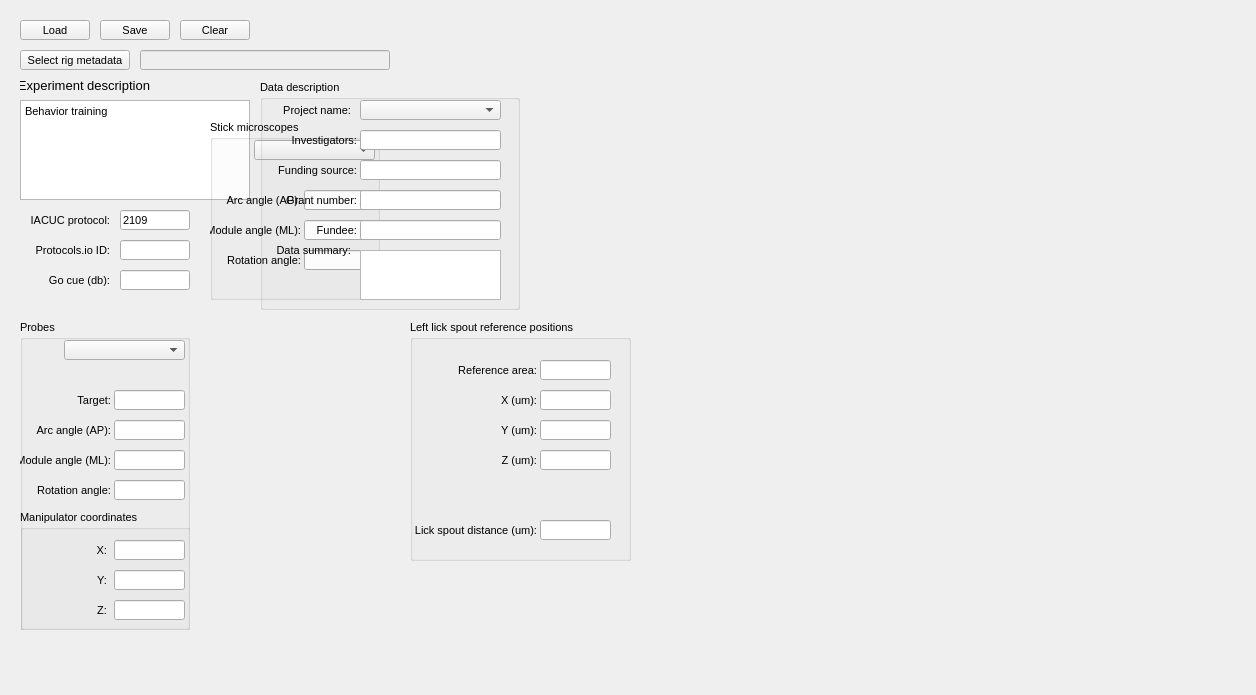
AllenNeuralDynamics/dynamic-foraging-task, file src/foraging_gui/MetaData.ui: the form before one commit.
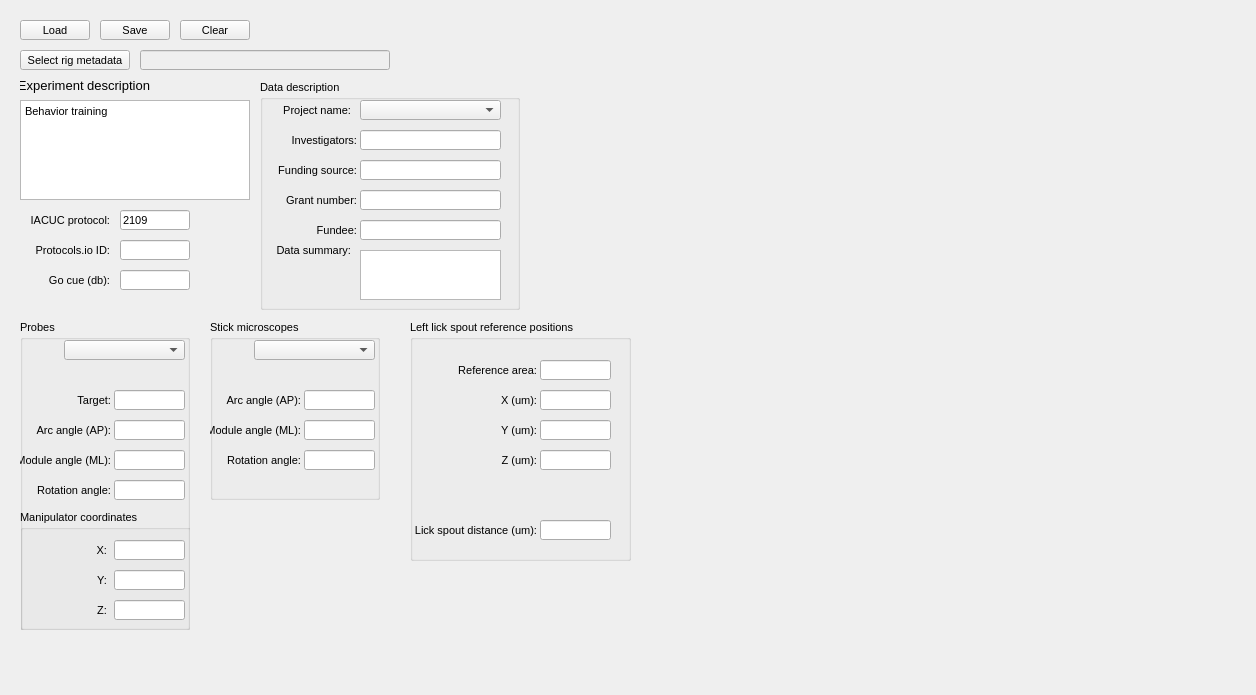
The form after the commit.

```diff
--- a/src/foraging_gui/MetaData.ui
+++ b/src/foraging_gui/MetaData.ui
@@ -691,7 +691,7 @@
    <property name="geometry">
     <rect>
      <x>210</x>
-     <y>120</y>
+     <y>320</y>
      <width>170</width>
      <height>180</height>
     </rect>
```
